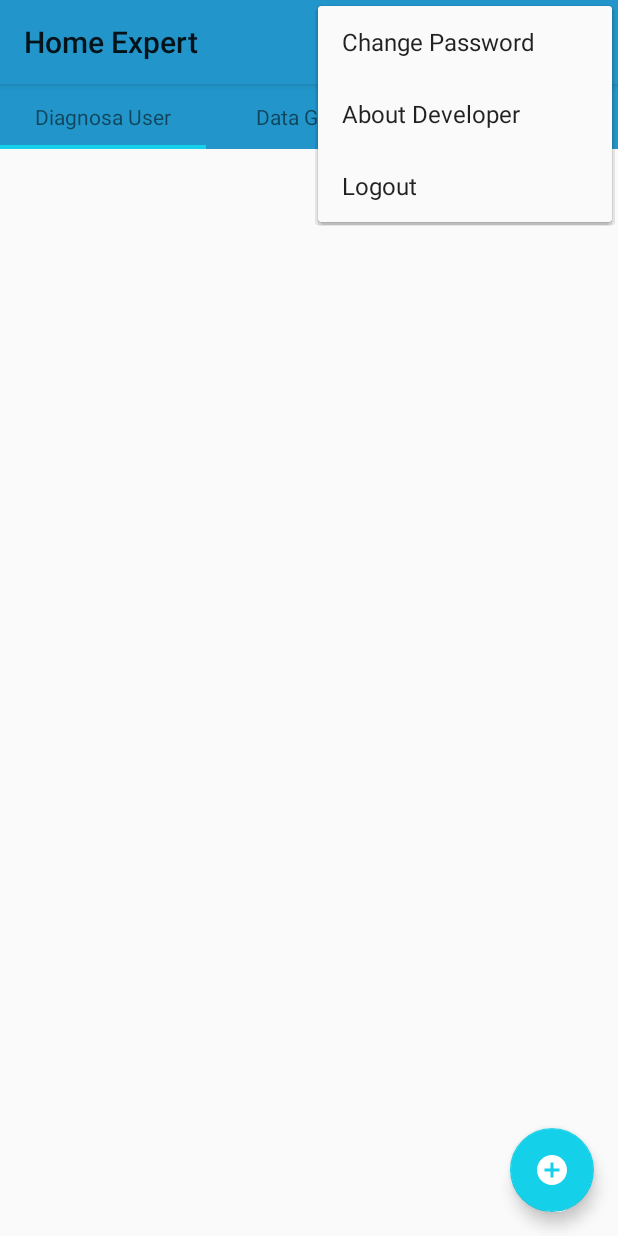
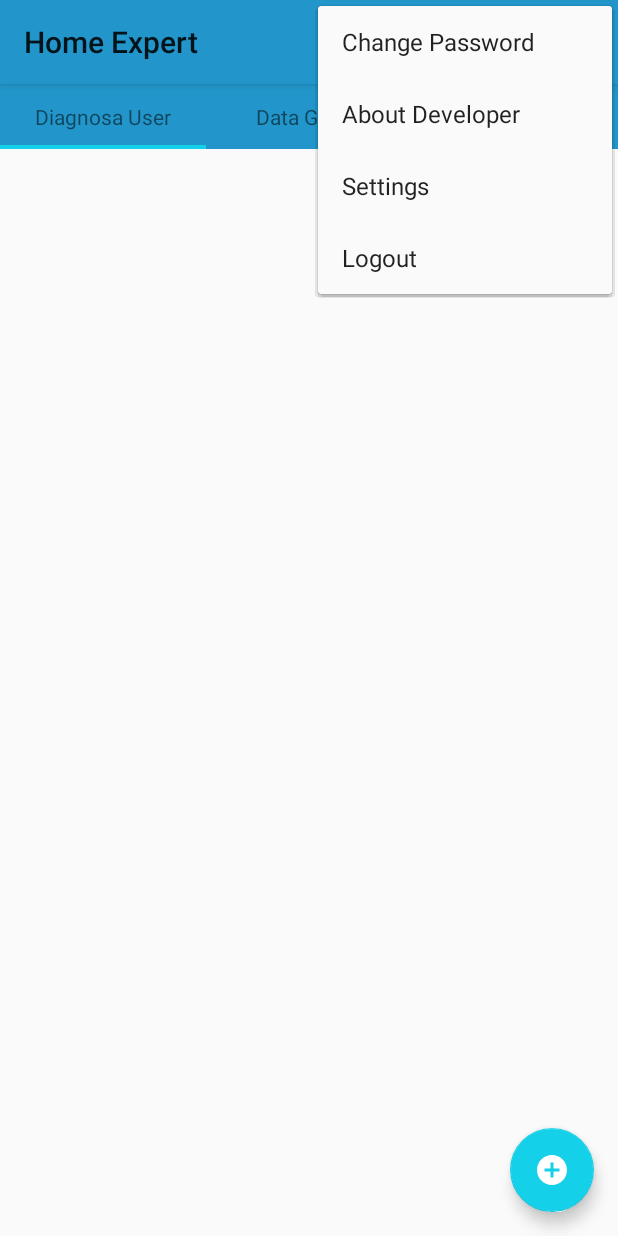
Before and after one commit to holis12821/belajar_Android_pengenalan_material_design, an Android app: the ExpertActivity screen opened directly, with no data from a screen before it, with the options menu open, on a phone screen of 412 x 824 dp. Run offline under Robolectric (Android 15) with nearby library versions, the light colour scheme and no system bars; our stand-ins replace CircleImageView, Firebase (no records; nobody signed in at launch, a user with empty details on screens opened directly).

Commit message:
merubah file AndroidManifest.xml, ExpertActivity.java dengan enambahkan intent ke SettingsActivity, MyAdapter.java dengan menambahkan fragment contact, menu_expert.xml  dengan menambahkan menu Settings, color.xml, dimens.xml dan style.xml

```diff
--- a/app/src/main/AndroidManifest.xml
+++ b/app/src/main/AndroidManifest.xml
@@ -2,7 +2,6 @@
 <manifest xmlns:android="http://schemas.android.com/apk/res/android"
     xmlns:tools="http://schemas.android.com/tools"
     package="com.example.belajar_android_pengenalan_material_design">
-
     <!--
          The ACCESS_COARSE/FINE_LOCATION permissions are not required to use
          Google Maps Android API v2, but you must specify either coarse or fine
@@ -30,7 +29,6 @@
         <meta-data
             android:name="com.google.android.geo.API_KEY"
             android:value="@string/google_maps_key" />
-
 
         <activity
             android:name=".SplashScreen"
@@ -93,6 +91,10 @@
             android:name=".MapsActivity"
             android:label="@string/title_activity_maps"
             android:theme="@style/AppTheme_maps"
+            android:windowSoftInputMode="adjustResize|stateHidden" />
+        <activity android:name=".SettingsActivity"
+            android:label="@string/settings"
+            android:theme="@style/AppTheme_settings"
             android:windowSoftInputMode="adjustResize|stateHidden"/>
     </application>
 
--- a/app/src/main/java/com/example/belajar_android_pengenalan_material_design/ExpertActivity.java
+++ b/app/src/main/java/com/example/belajar_android_pengenalan_material_design/ExpertActivity.java
@@ -18,9 +18,6 @@ import com.google.android.material.floatingactionbutton.FloatingActionButton;
 import com.google.firebase.auth.FirebaseAuth;
 
 public class ExpertActivity extends AppCompatActivity {
-    /*Define Field in the class ExpertActivity*/
-    private SlidingTabLayout mSlidingTabLayout;
-    private ViewPager mViewPager;
 
     @Override
     protected void onCreate(Bundle savedInstanceState) {
@@ -31,10 +28,11 @@ public class ExpertActivity extends AppCompatActivity {
         setSupportActionBar(toolbar);
 
         /*Define ViewPager*/
-        mViewPager = findViewById(R.id.vp_tabs);
+        ViewPager mViewPager = findViewById(R.id.vp_tabs);
         mViewPager.setAdapter(new MyAdapterExpert(getSupportFragmentManager()));
         /*Define SlidingTabLayout*/
-        mSlidingTabLayout = findViewById(R.id.stl_tabs);
+        /*Define Field in the class ExpertActivity*/
+        SlidingTabLayout mSlidingTabLayout = findViewById(R.id.stl_tabs);
         /*Call Back Method in Activity Main*/
         mSlidingTabLayout.setDistributeEvenly(true);
         mSlidingTabLayout.setBackgroundColor(getResources().getColor(R.color.colorPrimary));
@@ -69,7 +67,10 @@ public class ExpertActivity extends AppCompatActivity {
         int id = item.getItemId();
 
         //noinspection SimplifiableIfStatement
-        if (id == R.id.changePsw) {
+        if (id ==  R.id.settings){
+            startActivity(new Intent(ExpertActivity.this, SettingsActivity.class));
+        }
+        else if (id == R.id.changePsw) {
             startActivity(new Intent(ExpertActivity.this, ChangePasswordActivity.class));
         }
         /*else if(id == R.id.about_developer){
--- a/app/src/main/java/com/example/belajar_android_pengenalan_material_design/tab/MyAdapter.java
+++ b/app/src/main/java/com/example/belajar_android_pengenalan_material_design/tab/MyAdapter.java
@@ -11,7 +11,7 @@ import com.example.belajar_android_pengenalan_material_design.fragmentusers.Home
 
 public class MyAdapter  extends FragmentPagerAdapter {
     /*define field class*/
-    private String[] titles = {"Diagnosa User", "Chat"};
+    private String[] titles = {"Diagnosa User","Contact","Chat"};
     /*Define Constructor*/
     public MyAdapter(FragmentManager fm){
         super(fm);
@@ -28,6 +28,9 @@ public class MyAdapter  extends FragmentPagerAdapter {
             frag = new HomeDiagnosaUsersFragment();
         }
         else if (position == 1){
+            frag = new ContactFragment();
+        }
+        else if (position == 2){
             frag = new ChatFragment();
         }
         Bundle b = new Bundle();
--- a/app/src/main/res/menu/menu_expert.xml
+++ b/app/src/main/res/menu/menu_expert.xml
@@ -13,6 +13,11 @@
         android:title="@string/about_developer"
         app:showAsAction="never" />
     <item
+        android:id="@+id/settings"
+        android:orderInCategory="100"
+        android:title="@string/settings"
+        app:showAsAction="never" />
+    <item
         android:id="@+id/logout"
         android:orderInCategory="100"
         android:title="@string/action_Logout"
--- a/app/src/main/res/values/colors.xml
+++ b/app/src/main/res/values/colors.xml
@@ -42,4 +42,6 @@
     <!--Menambahkan warna grey-->
     <color name="grey">#808080</color>
     <color name="white">#FFFFFF</color>
+
+    <color name="civBorderColor">#18a3fe</color>
 </resources>
--- a/app/src/main/res/values/styles.xml
+++ b/app/src/main/res/values/styles.xml
@@ -119,6 +119,15 @@
         <item name="windowNoTitle">true</item>
     </style>
 
+    <style name="AppTheme_settings" parent="Theme.AppCompat.Light.DarkActionBar">
+        <!-- Customize your theme here. -->
+        <item name="colorPrimary">@color/colorPrimary</item>
+        <item name="colorPrimaryDark">@color/colorPrimaryDark</item>
+        <item name="colorAccent">@color/colorAccent</item>
+        <item name="windowActionBar">false</item>
+        <item name="windowNoTitle">true</item>
+    </style>
+
     <!--Add Style menu-->
     <style name="menuStyle" parent="Theme.AppCompat.Light">
         <item name="android:background">@android:color/white</item>
```
Also changed, not shown: app/src/main/res/values/dimens.xml (+17 -1 lines).
